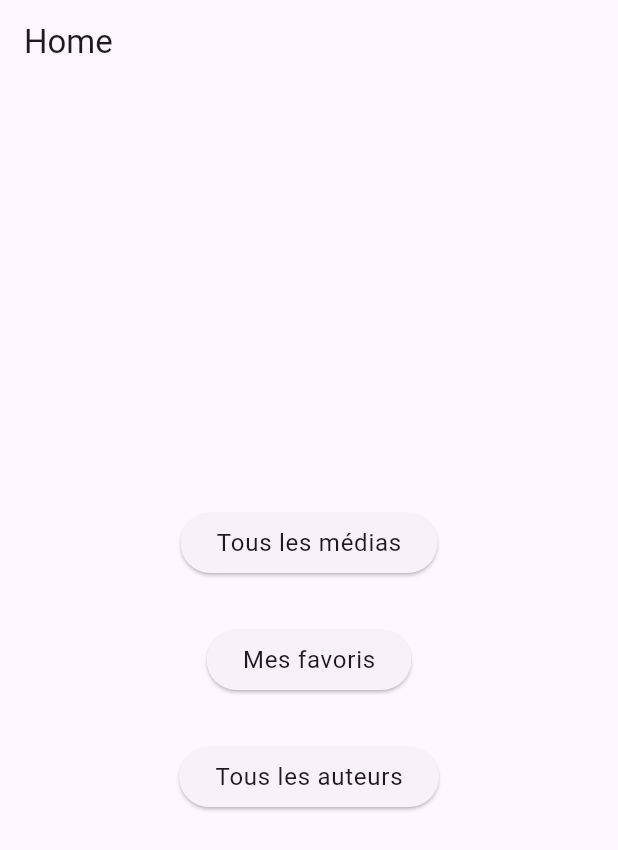
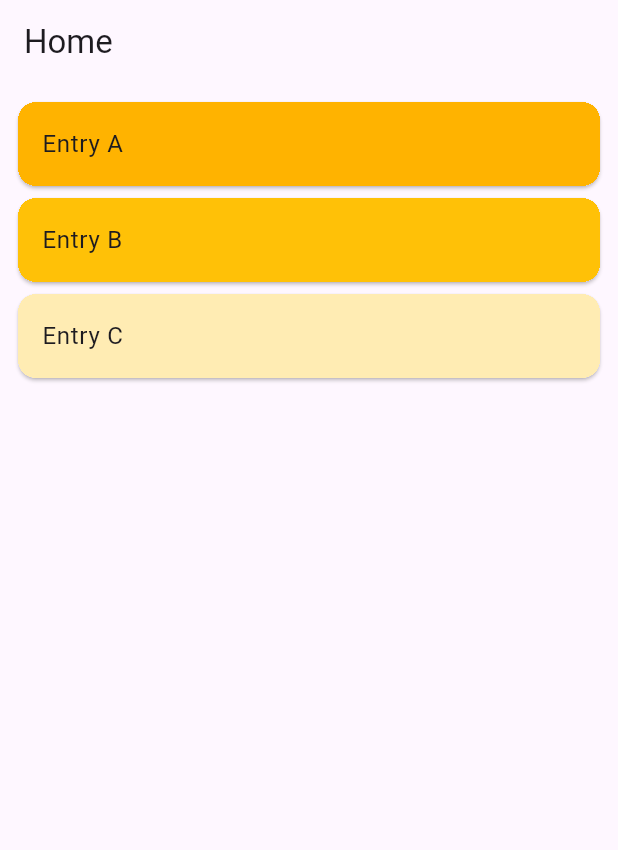
Before and after one commit to Alutulu/uvamse, a Flutter app: the screen it shows after launch, on a phone screen of 412 x 824 dp. Shown: the top 850 px of the screen. Run offline on Flutter 3.47's test engine with Material 3 defaults, Android fonts, the phone set to English and light mode, and no system bars; our stand-ins replace go_router, url_strategy; missing offline and left inert: adaptive_navigation, window_size.

Commit message:
nice navigation

```diff
--- a/tp2/lib/src/views/home.dart
+++ b/tp2/lib/src/views/home.dart
@@ -13,39 +13,56 @@ class HomeScreen extends StatefulWidget {
 }
 
 class _HomeScreenState extends State<HomeScreen> {
+  final List<String> entries = <String>['A', 'B', 'C'];
+  final List<int> colorCodes = <int>[600, 500, 100];
+
   @override
   Widget build(BuildContext context) => Scaffold(
         appBar: AppBar(
           title: const Text('Home'),
         ),
         body: Center(
-          child: Column(
-            mainAxisAlignment: MainAxisAlignment.center,
-            children: <Widget>[
-              ElevatedButton(
-                  onPressed: () {
-                    GoRouter.of(context).go('/media/all');
-                  },
-                  child: Text(
-                    "Tous les médias",
-                    style: Theme.of(context).textTheme.bodyLarge,
-                  )),
-              SizedBox(height: 30),
-              ElevatedButton(
-                  onPressed: () {
-                    GoRouter.of(context).go('/media/favoris');
-                  },
-                  child: Text("Mes favoris",
-                      style: Theme.of(context).textTheme.bodyLarge)),
-              SizedBox(height: 30),
-              ElevatedButton(
-                  onPressed: () {
-                    GoRouter.of(context).go('/authors');
-                  },
-                  child: Text("Tous les auteurs",
-                      style: Theme.of(context).textTheme.bodyLarge))
-            ],
+          child: ListView.builder(
+            padding: const EdgeInsets.all(8),
+            itemCount: entries.length,
+            itemBuilder: (BuildContext context, int index) {
+              return Card(
+                clipBehavior: Clip.hardEdge,
+                child: ListTile(
+                  title: Text('Entry ${entries[index]}'),
+                  tileColor: Colors.amber[colorCodes[index]],
+                ),
+              );
+            },
           ),
+
+          // child: Column(
+          //   mainAxisAlignment: MainAxisAlignment.center,
+          //   children: <Widget>[
+          //     ElevatedButton(
+          //         onPressed: () {
+          //           GoRouter.of(context).go('/2');
+          //         },
+          //         child: Text(
+          //           "Vers le slider",
+          //           style: Theme.of(context).textTheme.bodyLarge,
+          //         )),
+          //     const SizedBox(height: 30),
+          //     ElevatedButton(
+          //         onPressed: () {
+          //           GoRouter.of(context).go('/media/favoris');
+          //         },
+          //         child: Text("Mes favoris",
+          //             style: Theme.of(context).textTheme.bodyLarge)),
+          //     const SizedBox(height: 30),
+          //     ElevatedButton(
+          //         onPressed: () {
+          //           GoRouter.of(context).go('/authors');
+          //         },
+          //         child: Text("Tous les auteurs",
+          //             style: Theme.of(context).textTheme.bodyLarge))
+          //   ],
+          // ),
         ),
       );
 }
```
Also changed, not shown: tp2/lib/src/views/exo2.dart (+4 -29 lines).
